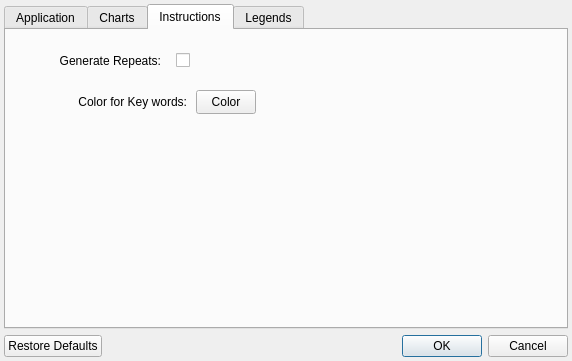
The window that src/settings.ui (iPenguin/CrochetCharts) describes before a commit, drawn with Qt 5.
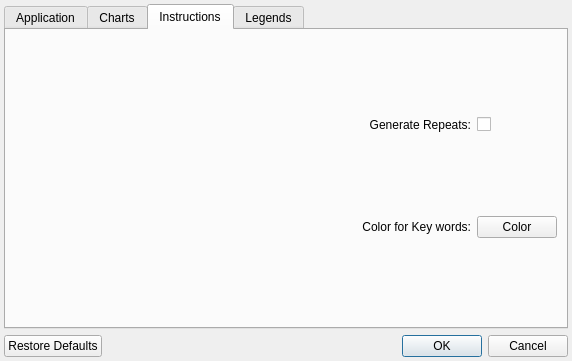
The same window after the commit. The open tabs and pages were chosen to show the change.

Commit message: Refactored code for color settings. Added optional highlighter color

Diff of the .ui file:
```diff
--- a/src/settings.ui
+++ b/src/settings.ui
@@ -357,15 +357,9 @@
       <attribute name="title">
        <string>Instructions</string>
       </attribute>
+      <layout class="QGridLayout" name="gridLayout_3">
+       <item row="0" column="0">
       <widget class="QLabel" name="label_22">
-       <property name="geometry">
-        <rect>
-         <x>20</x>
-         <y>20</y>
-         <width>135</width>
-         <height>21</height>
-        </rect>
-       </property>
        <property name="text">
         <string>Generate Repeats:</string>
        </property>
@@ -376,15 +370,9 @@
         <cstring>generateTextRepeats</cstring>
        </property>
       </widget>
+       </item>
+       <item row="0" column="1">
       <widget class="QCheckBox" name="generateTextRepeats">
-       <property name="geometry">
-        <rect>
-         <x>170</x>
-         <y>20</y>
-         <width>25</width>
-         <height>21</height>
-        </rect>
-       </property>
        <property name="sizePolicy">
         <sizepolicy hsizetype="Fixed" vsizetype="Fixed">
          <horstretch>0</horstretch>
@@ -395,28 +383,9 @@
         <string/>
        </property>
       </widget>
-      <widget class="QPushButton" name="pushButton">
-       <property name="geometry">
-        <rect>
-         <x>190</x>
-         <y>60</y>
-         <width>60</width>
-         <height>24</height>
-        </rect>
-       </property>
-       <property name="text">
-        <string>Color</string>
-       </property>
-      </widget>
+       </item>
+       <item row="1" column="0">
       <widget class="QLabel" name="label_3">
-       <property name="geometry">
-        <rect>
-         <x>40</x>
-         <y>60</y>
-         <width>141</width>
-         <height>24</height>
-        </rect>
-       </property>
        <property name="text">
         <string>Color for Key words:</string>
        </property>
@@ -424,6 +393,15 @@
         <set>Qt::AlignRight|Qt::AlignTrailing|Qt::AlignVCenter</set>
        </property>
       </widget>
+       </item>
+       <item row="1" column="1">
+        <widget class="QPushButton" name="keywordColorBttn">
+         <property name="text">
+          <string>Color</string>
+         </property>
+        </widget>
+       </item>
+      </layout>
      </widget>
      <widget class="QWidget" name="tab_4">
       <attribute name="title">
```
Left out of the diff: 8 changed lines with no effect on the pictures. Lines whose indentation alone changed are shown as unchanged. The commit also changes 4 other files.
